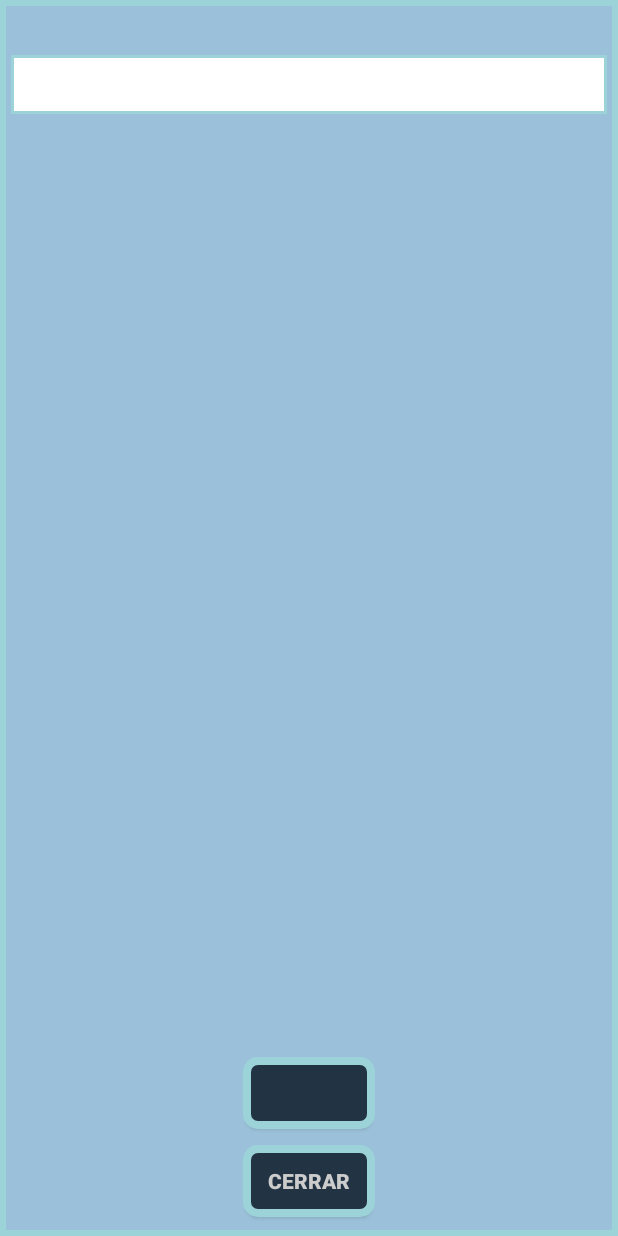
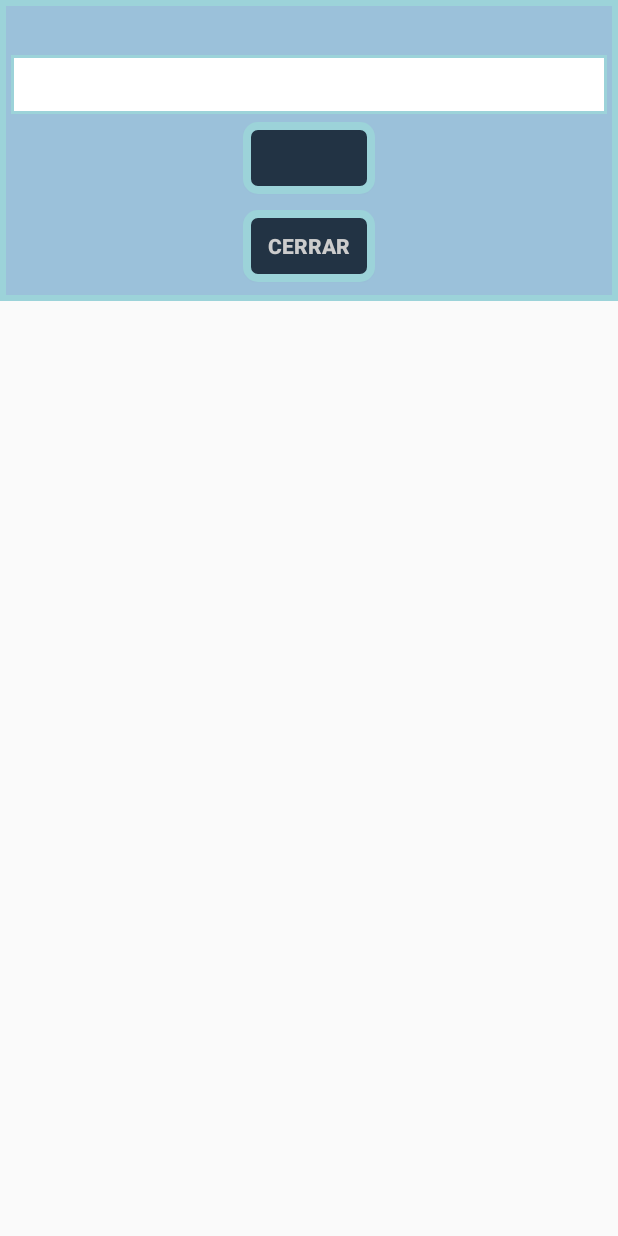
Before and after one commit to GasteizkoMargolariak/GasteizkoMargolariakApp, an Android app: the layout dialog_notification.xml on its own in the app's theme, with its tools: preview values and no code run, on a phone screen of 412 x 824 dp. Run offline under Robolectric (Android 15) with nearby library versions, the phone set to English and light mode, and no system bars.

Commit message:
Fixed notification dialog. Fixed bug related to location permissions. Minor improvements for the schedule section.

```diff
--- a/app/src/main/res/layout/dialog_notification.xml
+++ b/app/src/main/res/layout/dialog_notification.xml
@@ -1,4 +1,4 @@
-<RelativeLayout xmlns:android="http://schemas.android.com/apk/res/android"
+<LinearLayout xmlns:android="http://schemas.android.com/apk/res/android"
     android:layout_width="fill_parent"
     android:layout_height="wrap_content"
     android:background="@drawable/section"
@@ -9,17 +9,30 @@
         android:id="@+id/tv_dialog_notification_title"
         android:layout_width="fill_parent"
         android:layout_height="wrap_content"
-        android:layout_alignParentTop="true"
         android:ellipsize="end"
         android:maxLines="2"
         android:textAppearance="@android:style/TextAppearance.Large"
         android:textStyle="bold"/>
 
     <LinearLayout
+        android:layout_width="match_parent"
+        android:layout_height="wrap_content"
+        android:orientation="vertical"
+        android:background="@drawable/entry">
+
+        <TextView
+            android:id="@+id/tv_dialog_notification_text"
+            android:layout_width="wrap_content"
+            android:layout_height="wrap_content"
+            android:layout_margin="7dp"
+            android:textAppearance="@android:style/TextAppearance.Medium"/>
+
+    </LinearLayout>
+
+    <LinearLayout
         android:id="@+id/ll_dialog_notification_buttons"
         android:layout_width="fill_parent"
         android:layout_height="wrap_content"
-        android:layout_alignParentBottom="true"
         android:gravity="center_horizontal"
         android:orientation="vertical" >
 
@@ -44,28 +57,4 @@
 
     </LinearLayout>
 
-    <ScrollView
-        android:id="@+id/scrollView1"
-        android:layout_width="fill_parent"
-        android:layout_height="wrap_content"
-        android:layout_above="@id/ll_dialog_notification_buttons"
-        android:layout_below="@id/tv_dialog_notification_title"
-        >
-
-        <LinearLayout
-            android:layout_width="match_parent"
-            android:layout_height="wrap_content"
-            android:orientation="vertical"
-            android:background="@drawable/entry">
-
-            <TextView
-                android:id="@+id/tv_dialog_notification_text"
-                android:layout_width="wrap_content"
-                android:layout_height="wrap_content"
-                android:layout_margin="7dp"
-                android:textAppearance="@android:style/TextAppearance.Medium"/>
-
-        </LinearLayout>
-    </ScrollView>
-
-</RelativeLayout>
+</LinearLayout>
```
Also changed, not shown: app/src/main/java/com/ivalentin/margolariak/HomeLayout.java (+7 -9 lines), app/src/main/java/com/ivalentin/margolariak/ScheduleLayout.java (+7 -1 lines), app/src/main/res/layout/dialog_sync.xml (+7 -13 lines), 2 other files.
